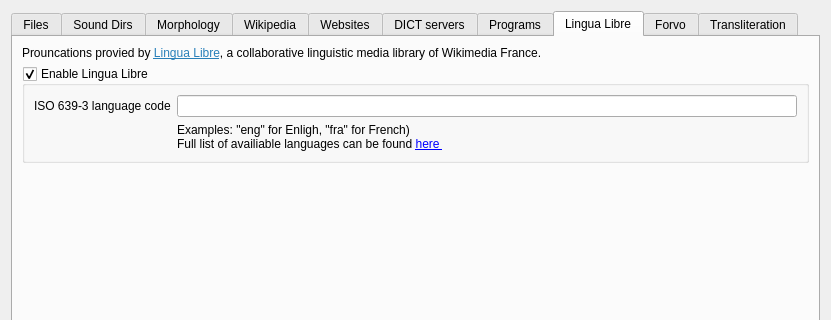
First picture: the form in src/ui/sources.ui, repository xiaoyifang/goldendict-ng, before the edit; both pictures show x 0 to 831 and y 0 to 320 of the 831 by 531 pixel window.
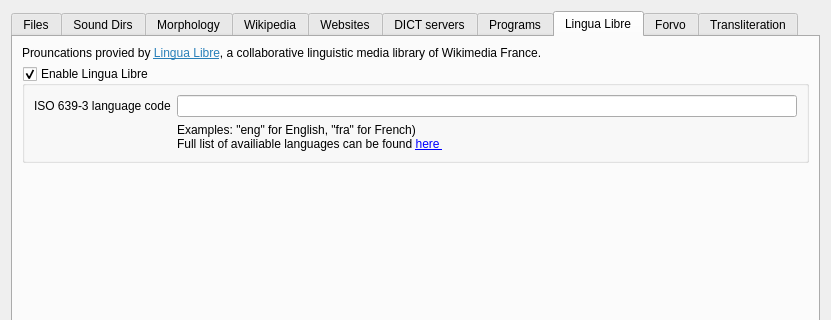
Second picture: the form after the edit. The open tabs and pages were chosen to show the change. Icons and pictures are not drawn.

```diff
--- a/src/ui/sources.ui
+++ b/src/ui/sources.ui
@@ -497,7 +497,7 @@
           <item row="1" column="1">
            <widget class="QLabel" name="label_19">
             <property name="text">
-             <string>Examples:  &amp;quot;eng&amp;quot; for Enligh, &amp;quot;fra&amp;quot; for French) &lt;br&gt;
+             <string>Examples:  &amp;quot;eng&amp;quot; for English, &amp;quot;fra&amp;quot; for French) &lt;br&gt;
 
 Full list of availiable languages can be found &lt;a href=&quot;https://lingualibre.org/wiki/LinguaLibre:Stats/Languages&quot;&gt; here &lt;/a&gt;</string>
             </property>
```
